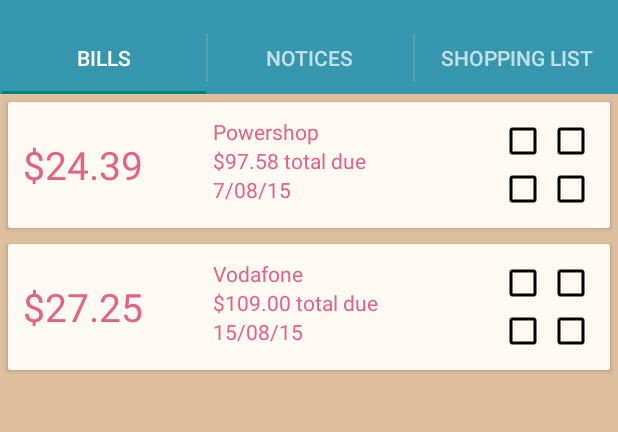
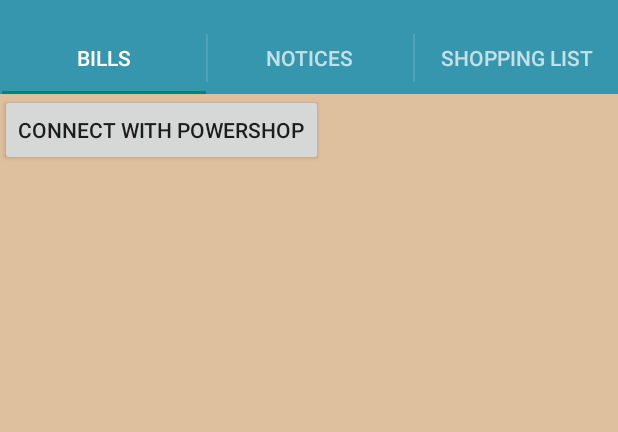
Before and after one commit to flatline-sot/flatline-android, an Android app: the BillsFragment screen opened directly, with no data from a screen before it, on a phone screen of 412 x 824 dp, the part 62-494 px from its top. Run offline under Robolectric (Android 15) with nearby library versions, the phone set to English and light mode, and no system bars; libraries missing offline, so code that uses them is left out: org.scribe.builder, org.scribe.model, org.scribe.oauth, rx.functions, rx.schedulers; 2 statements that could not run were skipped.

Commit message:
Bills reading from recieved

```diff
--- a/Flatline/app/src/main/java/nz/flatline/flatline/BillsFragment.java
+++ b/Flatline/app/src/main/java/nz/flatline/flatline/BillsFragment.java
@@ -19,6 +19,8 @@
 import java.util.ArrayList;
 import java.util.List;
 
+import nz.flatline.flatline.api.model.Bill;
+import nz.flatline.flatline.api.model.BillUI;
 import nz.flatline.flatline.tools.AppConstants;
 import nz.flatline.flatline.tools.RecyclerItemClickListener;
 
@@ -31,17 +33,18 @@
  * Use the {@link BillsFragment#newInstance} factory method to
  * create an instance of this fragment.
  */
-public class BillsFragment extends HomepageFragment {
+public class BillsFragment extends HomepageFragment implements BillUI{
 
 
-    private final List<Bill> MOCK_DATA = new ArrayList<Bill>(){{
-        add(new Bill("$24.39", "Powershop", "$97.58 total due","7/08/15", new ArrayList<Drawable>()));
-        add(new Bill("$27.25", "Vodafone", "$109.00 total due","15/08/15", new ArrayList<Drawable>()));
+    private final List<BillModel> MOCK_DATA = new ArrayList<BillModel>(){{
+        add(new BillModel("$24.39", "Powershop", "$97.58 total due","7/08/15", new ArrayList<Drawable>()));
+        add(new BillModel("$27.25", "Vodafone", "$109.00 total due","15/08/15", new ArrayList<Drawable>()));
     }};
 
     private RecyclerView mRecyclerView;
     private RecyclerView.Adapter mAdapter;
     private RecyclerView.LayoutManager mLayoutManager;
+    private Button powershopButton;
 
 
     /**
@@ -67,23 +70,24 @@
         // Inflate the layout for this fragment
         View v = inflater.inflate(R.layout.fragment_bills, container, false);
 
+        mRecyclerView = (RecyclerView) v.findViewById(R.id.bills_recycler_view);
+        powershopButton = (Button) v.findViewById(R.id.connect_with_powershop);
+
         SharedPreferences prefs = PreferenceManager.getDefaultSharedPreferences(this.getActivity());
         boolean connectedToPowershop = prefs.getBoolean(AppConstants.POWERSHOP_CONNECTED, false);
-        if (connectedToPowershop) { //flat not connected to powershop
-            v.findViewById(R.id.bills_recycler_view).setVisibility(View.GONE);
-            Button connectButton = (Button) v.findViewById(R.id.connect_with_powershop);
-            connectButton.setVisibility(View.VISIBLE);
-            connectButton.setOnClickListener(new View.OnClickListener() {
+
+        if (!connectedToPowershop) { //flat not connected to powershop
+            mRecyclerView.setVisibility(View.GONE);
+            powershopButton.setVisibility(View.VISIBLE);
+            powershopButton.setOnClickListener(new View.OnClickListener() {
                 @Override
                 public void onClick(View v) {
                     HomepageActivity homepageActivity =(HomepageActivity)getActivity();
                     homepageActivity.powershopSignInService.requestAuthorizationURL();
                 }
             });
-        }else {
+        }
 
-
-            mRecyclerView = (RecyclerView) v.findViewById(R.id.bills_recycler_view);
         mRecyclerView.addOnItemTouchListener(
                 new RecyclerItemClickListener(getActivity(), new RecyclerItemClickListener.OnItemClickListener() {
                     @Override
@@ -102,10 +106,6 @@
         mLayoutManager = new LinearLayoutManager(this.getActivity());
         mRecyclerView.setLayoutManager(mLayoutManager);
 
-            // specify an adapter (see also next example)
-            mAdapter = new BillsAdapter(MOCK_DATA);
-            mRecyclerView.setAdapter(mAdapter);
-        }
         return v;
     }
 
@@ -129,14 +129,23 @@
         dialog.show();
     }
 
-    private class Bill{
+    @Override
+    public void onBillsReceived(List<Bill> bills) {
+        mAdapter = new BillsAdapter(bills);
+        mRecyclerView.setAdapter(mAdapter);
+        mRecyclerView.setVisibility(View.VISIBLE);
+        powershopButton.setVisibility(View.GONE);
+
+    }
+
+    private class BillModel {
         protected String youOwe;
         protected String company;
         protected String totalDue;
         protected String dateDue;
         protected List<Drawable> flatmatesBilled;
 
-        public Bill(String youOwe, String company, String totalDue, String dateDue, List<Drawable> flatmatesBilled) {
+        public BillModel(String youOwe, String company, String totalDue, String dateDue, List<Drawable> flatmatesBilled) {
             this.company = company;
             this.dateDue = dateDue;
             this.flatmatesBilled = flatmatesBilled;
@@ -186,10 +195,10 @@
 
             Bill bill = billsList.get(position);
 
-            billViewHolder.youOweTextView.setText(bill.youOwe);
-            billViewHolder.companyTextView.setText(bill.company);
-            billViewHolder.totalDueTextView.setText(bill.totalDue);
-            billViewHolder.dateDue.setText(bill.dateDue);
+            billViewHolder.youOweTextView.setText(String.valueOf(bill.costPerUser));
+            billViewHolder.companyTextView.setText("Powershop");
+            billViewHolder.totalDueTextView.setText(String.valueOf(bill.cost));
+            billViewHolder.dateDue.setText(bill.getReadableEndDate());
 
         }
 
--- a/Flatline/app/src/main/java/nz/flatline/flatline/FlatSetupActivity.java
+++ b/Flatline/app/src/main/java/nz/flatline/flatline/FlatSetupActivity.java
@@ -51,6 +51,7 @@
             SharedPreferences prefs = PreferenceManager.getDefaultSharedPreferences(this);
             prefs.edit().putInt(AppConstants.FLAT_ID, 1).commit();
             prefs.edit().putBoolean(AppConstants.FLAT_EXISTS, true).commit();
+            prefs.edit().putBoolean(AppConstants.POWERSHOP_CONNECTED, false).apply();
             startActivity(new Intent(this, HomepageActivity.class));
             finish();
         }
```
Also changed, not shown: Flatline/app/src/main/java/nz/flatline/flatline/HomepageActivity.java (+14 -2 lines), Flatline/app/src/main/java/nz/flatline/flatline/api/model/Bill.java (+7 -0 lines). Lines whose indentation alone changed are shown as unchanged.
